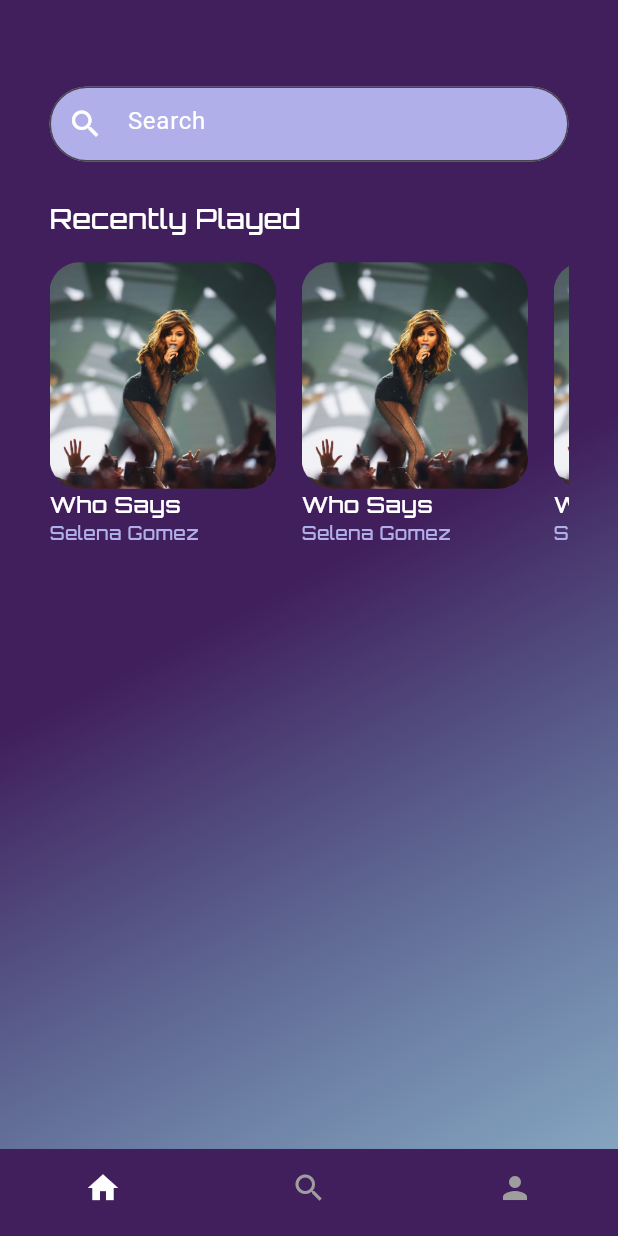
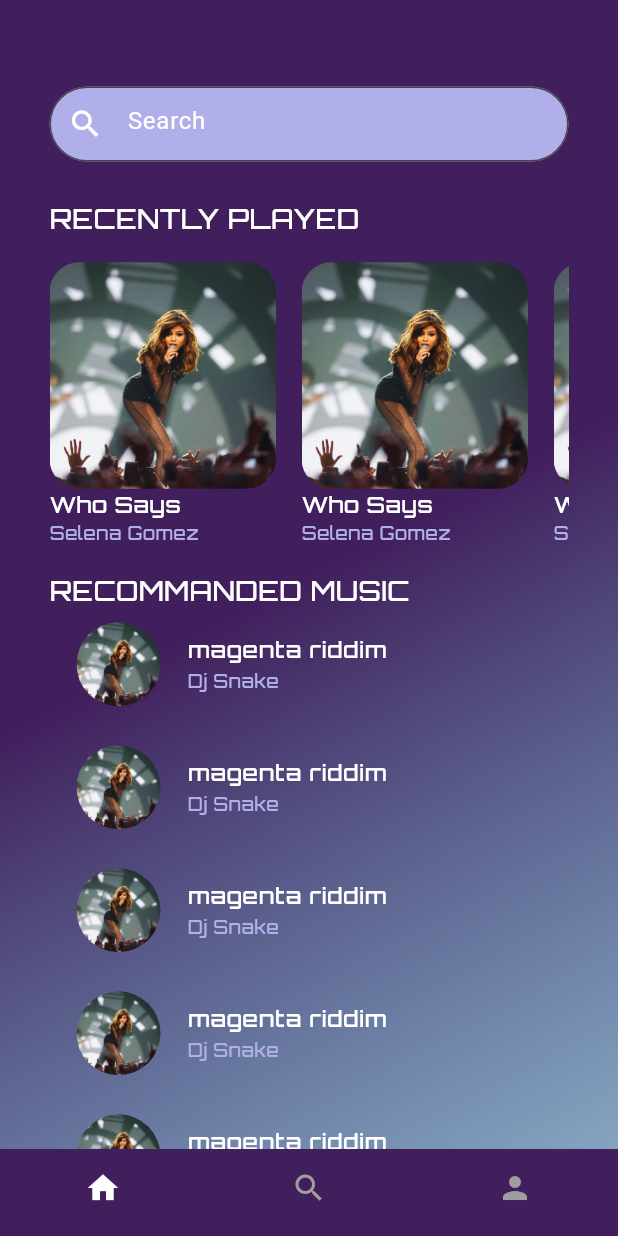
Before and after one commit to Eslamadelelkhouly/musicapp, a Flutter app: the HomeView screen opened by its route, on a phone screen of 412 x 824 dp. Run offline on Flutter 3.47's test engine with Material 3 defaults, Android fonts, the phone set to English and light mode, and no system bars; our stand-ins replace dio, go_router, google_fonts.

```diff
--- /dev/null
+++ b/devtools_options.yaml
@@ -0,0 +1,3 @@
+description: This file stores settings for Dart & Flutter DevTools.
+documentation: https://docs.flutter.dev/tools/devtools/extensions#configure-extension-enablement-states
+extensions:
--- a/lib/features/home/presentation/views/home_view.dart
+++ b/lib/features/home/presentation/views/home_view.dart
@@ -1,6 +1,5 @@
 import 'package:flutter/material.dart';
 import 'package:musicapp/features/home/presentation/views/widgets/custom_button_bar.dart';
-import 'package:musicapp/features/home/presentation/views/widgets/home_view_body.dart';
 import 'package:musicapp/utils/constant.dart';
 
 class HomeView extends StatefulWidget {
--- /dev/null
+++ b/lib/features/home/presentation/views/widgets/custom_list_tiel.dart
@@ -0,0 +1,28 @@
+import 'package:flutter/material.dart';
+import 'package:musicapp/utils/core/assets_images.dart';
+import 'package:musicapp/utils/core/style.dart';
+
+class CustomListTile extends StatelessWidget {
+  const CustomListTile({super.key});
+
+  @override
+  Widget build(BuildContext context) {
+    return ListTile(
+      leading: CircleAvatar(
+        radius: 30,
+        backgroundImage: AssetImage(AssetsImages.cardimage),
+        backgroundColor: Colors.transparent,
+      ),
+      title: Text(
+        "magenta riddim",
+        style: Style.textStylemedium15,
+      ),
+      subtitle: Text(
+        "Dj Snake",
+        style: Style.textStylemedium12.copyWith(
+          color: Color(0xffB1AFE9),
+        ),
+      ),
+    );
+  }
+}
--- a/lib/features/home/presentation/views/widgets/home_view_body.dart
+++ b/lib/features/home/presentation/views/widgets/home_view_body.dart
@@ -1,8 +1,7 @@
 import 'dart:developer';
-
 import 'package:flutter/material.dart';
-import 'package:musicapp/features/home/presentation/views/widgets/card_recently_song.dart';
 import 'package:musicapp/features/home/presentation/views/widgets/custom_search_textfield.dart';
+import 'package:musicapp/features/home/presentation/views/widgets/list_view_list_tiel.dart';
 import 'package:musicapp/features/home/presentation/views/widgets/list_view_recently.dart';
 import 'package:musicapp/utils/core/color_style.dart';
 import 'package:musicapp/utils/core/style.dart';
@@ -46,7 +45,7 @@ class HomeViewBody extends StatelessWidget {
             Row(
               children: [
                 Text(
-                  'Recently Played',
+                  'Recently Played'.toUpperCase(),
                   style: Style.textStylemedium18,
                 ),
               ],
@@ -54,12 +53,19 @@ class HomeViewBody extends StatelessWidget {
             SizedBox(
               height: height * 0.02,
             ),
-            Expanded(
+            SizedBox(
+              height: height * 0.25,
               child: ListViewRecently(),
             ),
-            SizedBox(
-              height: height * 0.03,
+            Row(
+              children: [
+                Text(
+                  'Recommanded music'.toUpperCase(),
+                  style: Style.textStylemedium18.copyWith(),
+                ),
+              ],
             ),
+            Expanded(child: ListViewListTiel()),
           ],
         ),
       ),
--- /dev/null
+++ b/lib/features/home/presentation/views/widgets/list_view_list_tiel.dart
@@ -0,0 +1,18 @@
+import 'package:flutter/material.dart';
+import 'package:musicapp/features/home/presentation/views/widgets/custom_list_tiel.dart';
+
+class ListViewListTiel extends StatelessWidget {
+  const ListViewListTiel({super.key});
+
+  @override
+  Widget build(BuildContext context) {
+    return ListView.separated(
+      separatorBuilder: (context, index) => const SizedBox(
+        height: 10,
+      ),
+      scrollDirection: Axis.vertical,
+      itemCount: 10,
+      itemBuilder: (context, index) => CustomListTile(),
+    );
+  }
+}
--- a/pubspec.yaml
+++ b/pubspec.yaml
@@ -37,6 +37,9 @@ dependencies:
   cupertino_icons: ^1.0.8
   go_router: ^15.1.2
   google_fonts: ^6.2.1
+  dio: ^5.8.0+1
+  dartz: ^0.10.1
+  flutter_bloc: ^9.0.0
 
 dev_dependencies:
   flutter_test:
```
Also changed, not shown: lib/features/home/data/models/music_model.dart (added, +152 -0 lines), lib/utils/core/api_services.dart (added, +52 -0 lines), pubspec.lock.
